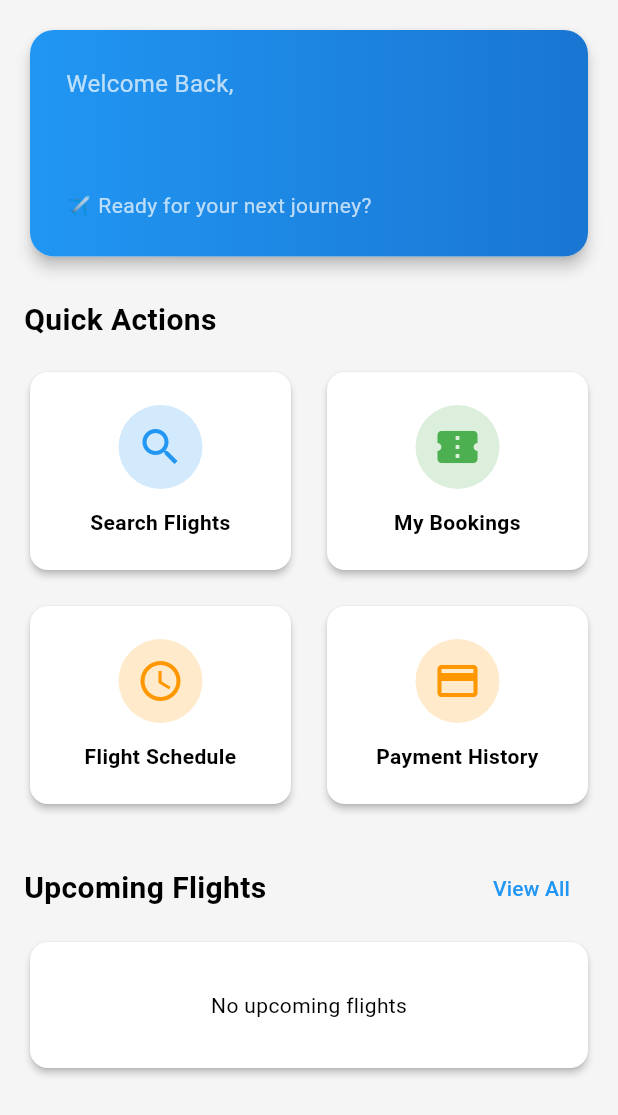
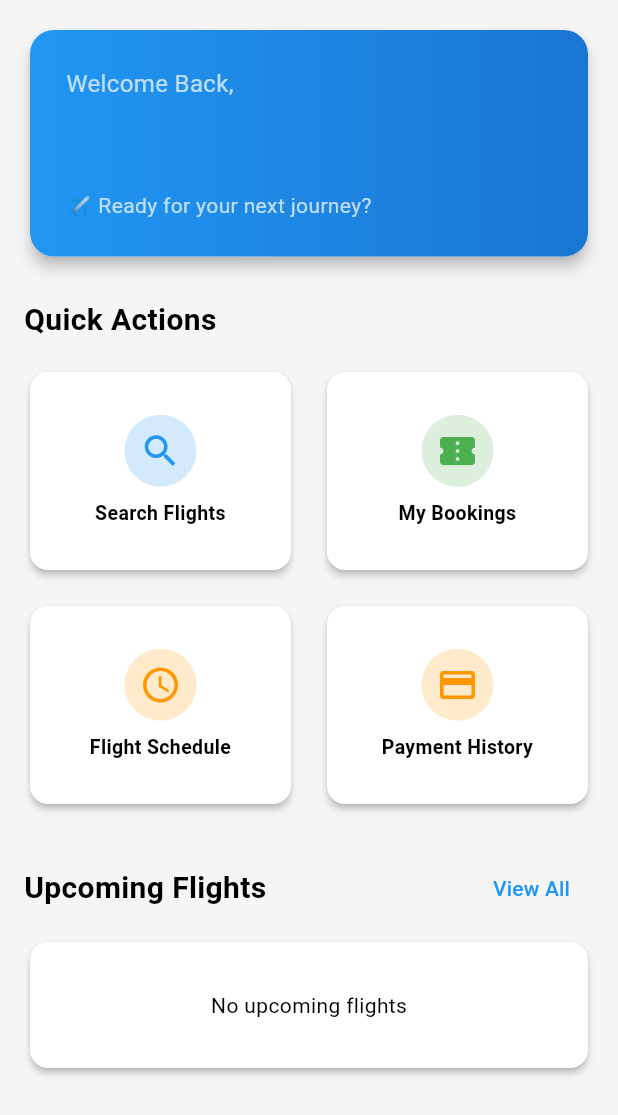
Before and after one commit to Adityakale123/Airport-Management-frontend-flutter-1, a Flutter app: the _HomeTab widget shown alone on an empty page, opened directly, on a phone screen of 412 x 824 dp. Shown: the top 1115 px of the screen. Run offline on Flutter 3.47's test engine with Material 3 defaults, Android fonts, the phone set to English and light mode, and no system bars; our stand-ins replace file_picker, flutter_local_notifications, pdf, printing, shared_preferences; missing offline and left inert: excel; accounts and stored records are empty; network calls fail.

Commit message:
overflow resolve

```diff
--- a/lib/presentation/screens/user/user_dashboard.dart
+++ b/lib/presentation/screens/user/user_dashboard.dart
@@ -211,42 +211,7 @@ class _HomeTab extends StatelessWidget {
     );
   }
 
-  // Widget _buildQuickActions(BuildContext context) {
-  //   return GridView.count(
-  //     shrinkWrap: true,
-  //     physics: NeverScrollableScrollPhysics(),
-  //     crossAxisCount: 2,
-  //     crossAxisSpacing: 16,
-  //     mainAxisSpacing: 16,
-  //     childAspectRatio: 1.3,
-  //     children: [
-  //       _buildActionCard(
-  //         'Search Flights',
-  //         Icons.search,
-  //         AppColors.primary,
-  //         () => Navigator.pushNamed(context, AppRoutes.flightSearch),
-  //       ),
-  //       _buildActionCard(
-  //         'My Bookings',
-  //         Icons.confirmation_number,
-  //         AppColors.secondary,
-  //         () => Navigator.pushNamed(context, AppRoutes.userBookings),
-  //       ),
-  //       _buildActionCard(
-  //         'Flight Schedule',
-  //         Icons.schedule,
-  //         AppColors.warning,
-  //         () => Navigator.pushNamed(context, AppRoutes.flightSearch),
-  //       ),
-  //       _buildActionCard(
-  //         'Payment History',
-  //         Icons.payment,
-  //         AppColors.accent,
-  //         () => Navigator.pushNamed(context, AppRoutes.paymentHistory),
-  //       ),
-  //     ],
-  //   );
-  // }
+
 
   Widget _buildQuickActions(BuildContext context) {
     return SizedBox(
@@ -288,6 +253,7 @@ class _HomeTab extends StatelessWidget {
     );
   }
 
+
   Widget _buildActionCard(
       String title, IconData icon, Color color, VoidCallback onTap) {
     return Card(
@@ -297,25 +263,30 @@ class _HomeTab extends StatelessWidget {
         onTap: onTap,
         borderRadius: BorderRadius.circular(12),
         child: Padding(
-          padding: EdgeInsets.all(16),
+          padding: EdgeInsets.all(12), // Reduced from 16
           child: Column(
             mainAxisAlignment: MainAxisAlignment.center,
+            mainAxisSize: MainAxisSize.min, // Add this
             children: [
               Container(
-                padding: EdgeInsets.all(12),
+                padding: EdgeInsets.all(10), // Reduced from 12
                 decoration: BoxDecoration(
                   color: color.withOpacity(0.2),
                   shape: BoxShape.circle,
                 ),
-                child: Icon(icon, color: color, size: 32),
+                child: Icon(icon, color: color, size: 28), // Reduced from 32
               ),
-              SizedBox(height: 12),
-              Text(
+              SizedBox(height: 8), // Reduced from 12
+              Flexible( // Wrap Text with Flexible
+                child: Text(
                   title,
                   textAlign: TextAlign.center,
+                  maxLines: 2, // Limit to 2 lines
+                  overflow: TextOverflow.ellipsis,
                   style: TextStyle(
-                  fontSize: 14,
+                    fontSize: 13, // Reduced from 14
                     fontWeight: FontWeight.w600,
+                  ),
                 ),
               ),
             ],
@@ -338,6 +309,7 @@ class _HomeTab extends StatelessWidget {
 
         return Column(
           crossAxisAlignment: CrossAxisAlignment.start,
+          mainAxisSize: MainAxisSize.min, // Add this line
           children: [
             Row(
               mainAxisAlignment: MainAxisAlignment.spaceBetween,
```
Lines whose indentation alone changed are shown as unchanged.
